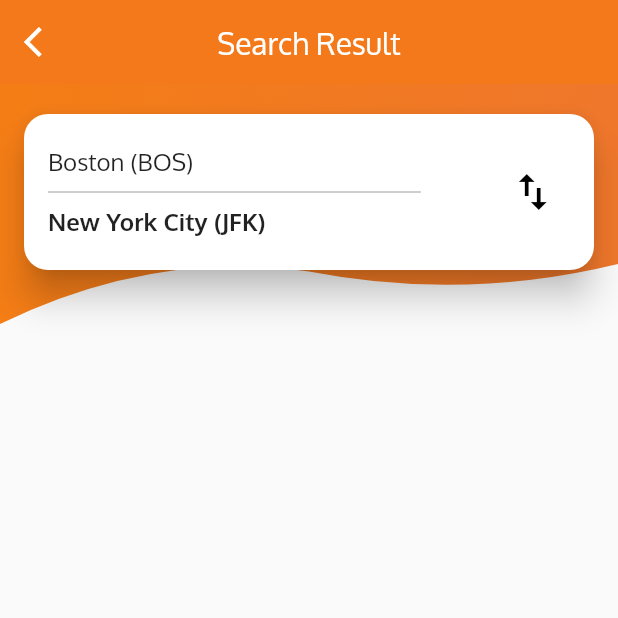
After one commit to FlorianBouron/flight-list-app, a Flutter app: the FlightListScreen screen opened directly, on a phone screen of 412 x 824 dp, the top half of it. The commit adds this screen. Run offline on Flutter 3.47's test engine with Material 2 defaults, Android fonts, the phone set to English and light mode, and no system bars.

Commit message:
Add Flight list top part

```diff
--- /dev/null
+++ b/lib/screens/flight_list_screen.dart
@@ -0,0 +1,27 @@
+import 'package:flutter/material.dart';
+
+import './flight_list_screen_top.dart';
+
+class FlightListScreen extends StatelessWidget {
+  @override
+  Widget build(BuildContext context) {
+    return Scaffold(
+      appBar: AppBar(
+        title: Text("Search Result"),
+        centerTitle: true,
+        elevation: 0,
+        leading: InkWell(
+          child: Icon(Icons.arrow_back_ios),
+          onTap: () {
+            Navigator.pop(context);
+          },
+        ),
+      ),
+      body: Column(
+        children: <Widget>[
+          FlightListScreenTop(),
+        ],
+      ),
+    );
+  }
+}
--- /dev/null
+++ b/lib/screens/flight_list_screen_top.dart
@@ -0,0 +1,85 @@
+import 'package:flutter/material.dart';
+
+import '../widgets/custom_shape_clipper.dart';
+import '../style.dart';
+
+class FlightListScreenTop extends StatelessWidget {
+  @override
+  Widget build(BuildContext context) {
+    return Stack(
+      children: <Widget>[
+        ClipPath(
+          clipper: CustomShapeClipper(),
+          child: Container(
+            decoration: BoxDecoration(
+              gradient: LinearGradient(
+                colors: [
+                  AppTheme.firstColor,
+                  AppTheme.secondColor,
+                ],
+              ),
+            ),
+            height: 160,
+          ),
+        ),
+        Column(
+          children: <Widget>[
+            SizedBox(
+              height: 20,
+            ),
+            Card(
+              shape: RoundedRectangleBorder(
+                borderRadius: BorderRadius.all(
+                  Radius.circular(16),
+                ),
+              ),
+              margin: EdgeInsets.symmetric(horizontal: 16),
+              elevation: 10,
+              child: Container(
+                padding: EdgeInsets.symmetric(horizontal: 16, vertical: 22),
+                child: Row(
+                  mainAxisSize: MainAxisSize.max,
+                  children: <Widget>[
+                    Expanded(
+                      flex: 5,
+                      child: Column(
+                        mainAxisAlignment: MainAxisAlignment.center,
+                        crossAxisAlignment: CrossAxisAlignment.start,
+                        children: <Widget>[
+                          Text(
+                            "Boston (BOS)",
+                            style: TextStyle(fontSize: 16),
+                          ),
+                          Divider(
+                            color: Colors.grey,
+                            height: 20,
+                          ),
+                          Text(
+                            "New York City (JFK)",
+                            style: TextStyle(
+                              fontSize: 16,
+                              fontWeight: FontWeight.bold,
+                            ),
+                          ),
+                        ],
+                      ),
+                    ),
+                    Spacer(),
+                    Expanded(
+                      flex: 1,
+                      child: Icon(
+                        Icons.import_export,
+                        color: Colors.black,
+                        size: 32,
+                      ),
+                    ),
+                  ],
+                ),
+              ),
+            ),
+          ],
+        ),
+      ],
+    );
+  }
+}
--- a/lib/screens/home_screen_top.dart
+++ b/lib/screens/home_screen_top.dart
@@ -3,6 +3,7 @@ import 'package:flutter/material.dart';
 import '../widgets/custom_shape_clipper.dart';
 import '../widgets/choice_chip.dart';
 import '../data/locations.dart';
+import './flight_list_screen.dart';
 import '../style.dart';
 
 class HomeScreenTop extends StatefulWidget {
@@ -116,9 +117,19 @@ class _HomeScreenTopState extends State<HomeScreenTop> {
                           borderRadius: BorderRadius.all(
                             Radius.circular(30.0),
                           ),
-                          child: Icon(
-                            Icons.search,
-                            color: Colors.black,
+                          child: InkWell(
+                            onTap: () {
+                              Navigator.push(
+                                context,
+                                MaterialPageRoute(
+                                  builder: (context) => FlightListScreen(),
+                                ),
+                              );
+                            },
+                            child: Icon(
+                              Icons.search,
+                              color: Colors.black,
+                            ),
                           ),
                         ),
                         border: InputBorder.none,
```
